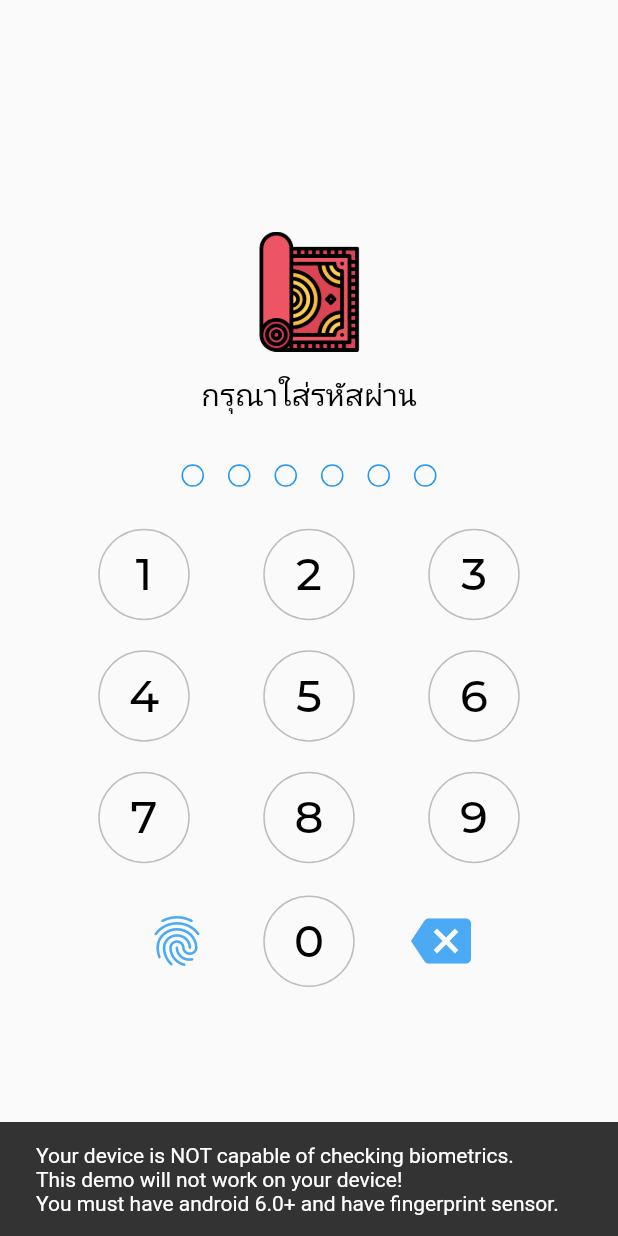
After one commit to iamsamitdev/heroServiceApp, a Flutter app: the LockScreen screen opened by its route, after a tap on the "fingerprint" icon, on a phone screen of 412 x 824 dp. The commit adds this screen. Run offline on Flutter 3.47's test engine with Material 2 defaults, Android fonts, the phone set to English and light mode, and no system bars; our stand-ins replace introduction_screen, local_auth.

Commit message:
update day2 complete

```diff
--- a/lib/routers.dart
+++ b/lib/routers.dart
@@ -1,9 +1,11 @@
 import 'package:flutter/material.dart';
 import 'package:heroServiceApp/screens/dashboard/dashboard_screen.dart';
+import 'package:heroServiceApp/screens/lockscreen/lock_screen.dart';
 import 'package:heroServiceApp/screens/welcome/welcome_screen.dart';
 
 // สร้างตัวแปร Map ไว้เก็บ URL และ Screen
 final Map<String, WidgetBuilder> routes = <String, WidgetBuilder> {
   "/welcome": (BuildContext context) => WelcomeScreen(),
   "/dashboard": (BuildContext context) => DashboardScreen(),
+  "/lockscreen": (BuildContext context) => LockScreen(),
 };
--- a/lib/screens/bottomnav/setting_screen.dart
+++ b/lib/screens/bottomnav/setting_screen.dart
@@ -11,8 +11,20 @@ class _SettingScreenState extends State<SettingScreen> {
   @override
   Widget build(BuildContext context) {
     return Scaffold(
-      body: Center(
-        child: Text('หน้า setting'),
+      body: Column(
+        mainAxisAlignment: MainAxisAlignment.spaceBetween,
+        mainAxisSize: MainAxisSize.max,
+        children: [
+          Container(
+
+          ),
+          RaisedButton(
+            onPressed: (){
+              Navigator.pushReplacementNamed(context, '/lockscreen');
+            },
+            child: Text('ออกจากระบบ', style: TextStyle(color: Colors.white),),
+          )
+        ],
       ),
     );
   }
--- /dev/null
+++ b/lib/screens/lockscreen/Numpad.dart
@@ -0,0 +1,251 @@
+import 'package:flutter/material.dart';
+
+import 'package:local_auth/local_auth.dart'; // แสกนนิ้ว
+// import 'package:shared_preferences/shared_preferences.dart';
+
+class Numpad extends StatefulWidget {
+  final int length;
+  final Function onChange;
+  Numpad({Key key, this.length, this.onChange}) : super(key: key);
+
+  @override
+  _NumpadState createState() => _NumpadState();
+}
+
+class _NumpadState extends State<Numpad> {
+
+  bool _authSuccess = false;
+  LocalAuthentication _localAuth;
+
+  String number = '';
+
+  @override
+  void initState() {
+    super.initState();
+    this._localAuth = LocalAuthentication();
+  }
+
+  /** ฟังก์ชันการสแกนนิ้ว */
+  Future<bool> _auth() async {
+    setState(() => this._authSuccess = false);
+    if (await this._localAuth.canCheckBiometrics == false) {
+      Scaffold.of(context).showSnackBar(
+        SnackBar(
+          content: Text('Your device is NOT capable of checking biometrics.\n'
+              'This demo will not work on your device!\n'
+              'You must have android 6.0+ and have fingerprint sensor.'),
+        ),
+      );
+      return false;
+    }
+    // **NOTE**: for local auth to work, tha MainActivity needs to extend from
+    // FlutterFragmentActivity, cf. https://stackoverflow.com/a/56605771.
+    try {
+      final authSuccess = await this._localAuth.authenticateWithBiometrics(
+          localizedReason: 'เข้าใช้งานด้วยการแสกนลายนิ้วมือ\nหรือ ยกเลิกเพื่อกลับไปใช้รหัส PIN'
+      );
+
+      if(authSuccess){
+        _setAuthSuccess();
+      }
+
+      /*
+      Scaffold.of(context).showSnackBar(
+        SnackBar(content: Text('authSuccess=$authSuccess')),
+      );
+      return authSuccess;
+      */
+
+    } catch (e) {
+      Scaffold.of(context).showSnackBar(
+        SnackBar(content: Text(e.toString())),
+      );
+      return false;
+    }
+  }
+
+  void _setAuthSuccess() async {
+
+    // สร้างตัวเก็บข้อมูลแบบ SharedPreferences
+    // SharedPreferences sharedPreferences = await SharedPreferences.getInstance();
+    // sharedPreferences.setInt('storeStep', 3);
+    Navigator.pushReplacementNamed(context, '/dashboard');
+
+  }
+
+  setValue(String val){
+    if(number.length < widget.length)
+      setState(() {
+        number += val;
+        widget.onChange(number);
+      });
+  }
+
+  backspace(String text){
+    if(text.length > 0){
+      setState(() {
+        number = text.split('').sublist(0,text.length-1).join('');
+        widget.onChange(number);
+      });
+    }
+  }
+
+  @override
+  Widget build(BuildContext context) {
+    return Container(
+      padding: EdgeInsets.symmetric(horizontal: 30.0),
+      child: Column(
+        children: <Widget>[
+          Preview(text: number, length: widget.length),
+          Row(
+            mainAxisAlignment: MainAxisAlignment.spaceEvenly,
+            children: <Widget>[
+              NumpadButton(
+                text: '1',
+                onPressed: ()=>setValue('1'),
+              ),
+              NumpadButton(
+                text: '2',
+                onPressed: ()=>setValue('2'),
+              ),
+              NumpadButton(
+                text: '3',
+                onPressed: ()=>setValue('3'),
+              ),
+            ],
+          ),
+          Row(
+            mainAxisAlignment: MainAxisAlignment.spaceEvenly,
+            children: <Widget>[
+              NumpadButton(
+                text: '4',
+                onPressed: ()=>setValue('4'),
+              ),
+              NumpadButton(
+                text: '5',
+                onPressed: ()=>setValue('5'),
+              ),
+              NumpadButton(
+                text: '6',
+                onPressed: ()=>setValue('6'),
+              ),
+            ],
+          ),
+          Row(
+            mainAxisAlignment: MainAxisAlignment.spaceEvenly,
+            children: <Widget>[
+              NumpadButton(
+                text: '7',
+                onPressed: ()=>setValue('7'),
+              ),
+              NumpadButton(
+                text: '8',
+                onPressed: ()=>setValue('8'),
+              ),
+              NumpadButton(
+                text: '9',
+                onPressed: ()=>setValue('9'),
+              ),
+            ],
+          ),
+          Row(
+            mainAxisAlignment: MainAxisAlignment.center,
+            children: <Widget>[
+              NumpadButton(
+                haveBorder: false,
+                icon: Icons.fingerprint,
+                onPressed: () async {
+                  final authSuccess = await this._auth();
+                  setState(() => this._authSuccess = authSuccess);
+                },
+              ),
+              NumpadButton(
+                text: '0',
+                onPressed: ()=>setValue('0'),
+              ),
+              NumpadButton(
+                haveBorder: false,
+                icon: Icons.backspace,
+                onPressed: ()=>backspace(number),
+              ),
+            ],
+          )
+        ],
+      ),
+    );
+  }
+}
+
+class Preview extends StatelessWidget {
+  final int length;
+  final String text;
+  const Preview({Key key, this.length, this.text}) : super(key: key);
+
+  @override
+  Widget build(BuildContext context) {
+    List<Widget> previewLength = [];
+    for (var i = 0; i < length; i++) {
+      previewLength.add(Dot(isActive: text.length >= i+1));
+    }
+    return Container(
+      padding: EdgeInsets.symmetric(vertical: 10.0),
+      child: Wrap(
+        children: previewLength
+      )
+    );
+  }
+}
+
+class Dot extends StatelessWidget {
+  final bool isActive;
+  const Dot({Key key, this.isActive = false}) : super(key: key);
+
+  @override
+  Widget build(BuildContext context) {
+    return Container(
+      padding: EdgeInsets.all(8.0),
+      child: Container(
+        width: 15.0,
+        height: 15.0,
+        decoration: BoxDecoration(
+          color: isActive ? Theme.of(context).primaryColor : Colors.transparent,
+          border: Border.all(
+            width: 1.0,
+            color: Theme.of(context).primaryColor
+          ),
+          borderRadius: BorderRadius.circular(15.0),
+        ),
+      ),
+    );
+  }
+}
+
+class NumpadButton extends StatelessWidget {
+  final String text;
+  final IconData icon;
+  final bool haveBorder;
+  final Function onPressed;
+  const NumpadButton({Key key, this.text, this.icon, this.haveBorder=true, this.onPressed}) : super(key: key);
+
+  @override
+  Widget build(BuildContext context) {
+    TextStyle buttonStyle = TextStyle(fontSize:30.0, color: Colors.black);
+    Widget label = icon != null ? Icon(icon, color: Theme.of(context).primaryColor.withOpacity(0.8), size: 40.0,)
+      : Text(this.text ?? '', style: buttonStyle);
+
+    return Container(
+      padding: EdgeInsets.symmetric(vertical: 10.0),
+      child: OutlineButton(
+        borderSide: haveBorder ? BorderSide(
+          color: Colors.grey[400]
+        ) : BorderSide.none ,
+        highlightedBorderColor: icon!=null ? Colors.transparent : Theme.of(context).primaryColor.withOpacity(0.3),
+        splashColor: icon!=null ? Colors.transparent : Theme.of(context).primaryColor.withOpacity(0.1),
+        padding: EdgeInsets.all(12.0),
+        shape: CircleBorder(),
+        onPressed: onPressed,
+        child: label,
+      ),
+    );
+  }
+}
--- /dev/null
+++ b/lib/screens/lockscreen/lock_screen.dart
@@ -0,0 +1,63 @@
+import 'package:flutter/material.dart';
+import 'package:heroServiceApp/screens/lockscreen/Numpad.dart';
+
+class LockScreen extends StatefulWidget {
+  LockScreen({Key key}) : super(key: key);
+
+  @override
+  _LockScreenState createState() => _LockScreenState();
+}
+
+class _LockScreenState extends State<LockScreen> {
+
+  int length = 6;
+
+  onChange(String number){
+    if(number.length == length){
+      if(number == '123456'){
+        Navigator.pushReplacementNamed(context, '/dashboard');
+      }else{
+        _showDialog('แจ้งเตือน', 'รหัสผ่านไม่ถูกต้อง');
+      }
+    }
+  }
+
+  void _showDialog(title,msg){
+    showDialog(
+      context: context,
+      builder: (BuildContext context){
+        return AlertDialog(
+          title: Text(title),
+          content: Text(msg),
+          actions: [
+            FlatButton(
+              onPressed: (){Navigator.of(context).pop();},
+              child: Text('Close'))
+          ],
+        );
+      }
+    );
+  }
+
+  @override
+  Widget build(BuildContext context) {
+    return Scaffold(
+      body: Center(
+        child: Column(
+          mainAxisAlignment: MainAxisAlignment.center,
+          children: [
+            Image.asset('assets/images/menu_icon/adornment.png', width: 80, height: 80,),
+            Padding(
+              padding: EdgeInsets.symmetric(vertical: 15.0),
+              child: Text(
+                'กรุณาใส่รหัสผ่าน',
+                style: TextStyle(fontSize: 20.0, fontWeight: FontWeight.w400, color: Colors.black),
+              ),
+            ),
+            Numpad(length: length, onChange: onChange,)
+          ],
+        ),
+      ),
+    );
+  }
+}
--- a/pubspec.yaml
+++ b/pubspec.yaml
@@ -30,6 +30,7 @@ dependencies:
   cupertino_icons: ^0.1.3
   intro_slider: ^2.3.3
   introduction_screen: ^1.0.9
+  local_auth: ^0.6.3+2
 
 dev_dependencies:
   flutter_test:
```
Also changed, not shown: pubspec.lock, 7 other files.
